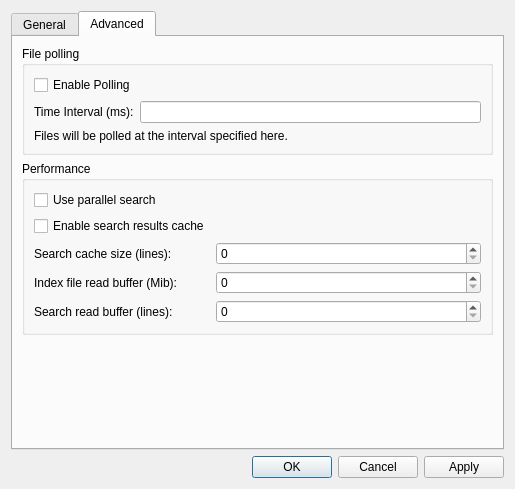
Old version of the form src/ui/include/optionsdialog.ui in the repository nickbnf/glogg.
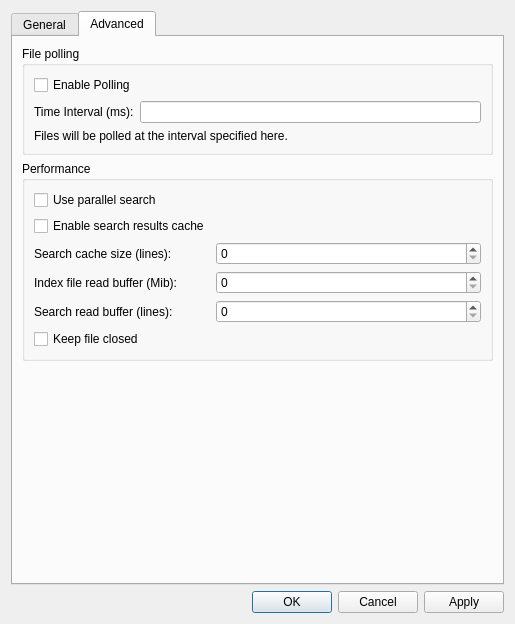
New version of the form. The open tabs and pages were chosen to show the change.

Commit message: Add ui to toogle keep file closed option (see #36)

```diff
--- a/src/ui/include/optionsdialog.ui
+++ b/src/ui/include/optionsdialog.ui
@@ -7,7 +7,7 @@
     <x>0</x>
     <y>0</y>
     <width>515</width>
-    <height>489</height>
+    <height>624</height>
    </rect>
   </property>
   <property name="sizePolicy">
@@ -330,6 +330,16 @@
             </property>
            </widget>
           </item>
+          <item row="6" column="0">
+           <widget class="QCheckBox" name="keepFileClosedCheckBox">
+            <property name="toolTip">
+             <string>File will be kept closed as much as possible. Affects only files opened after check state changed</string>
+            </property>
+            <property name="text">
+             <string>Keep file closed</string>
+            </property>
+           </widget>
+          </item>
          </layout>
         </widget>
        </item>
```
Left out of the diff: 2 changed lines with no effect on the pictures. The commit also changes 2 other files.
